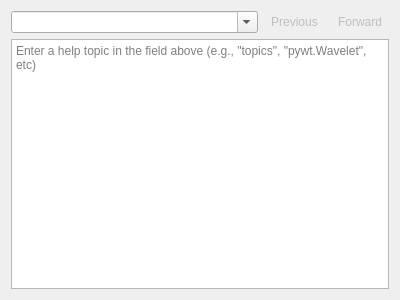
First picture: the form in src/scipyen/gui/pythonhelpwidget.ui, repository ctigaret/scipyen, before the edit.
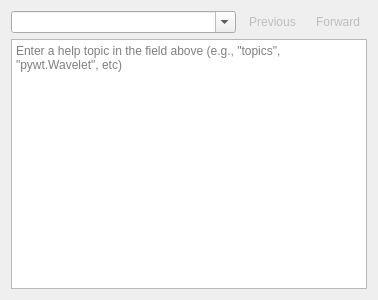
Second picture: the form after the edit. Icons and pictures are not drawn.

```diff
--- a/src/scipyen/gui/pythonhelpwidget.ui
+++ b/src/scipyen/gui/pythonhelpwidget.ui
@@ -6,7 +6,7 @@
    <rect>
     <x>0</x>
     <y>0</y>
-    <width>400</width>
+    <width>378</width>
     <height>300</height>
    </rect>
   </property>
```
Left out of the diff: 2 changed lines with no effect on the pictures.
